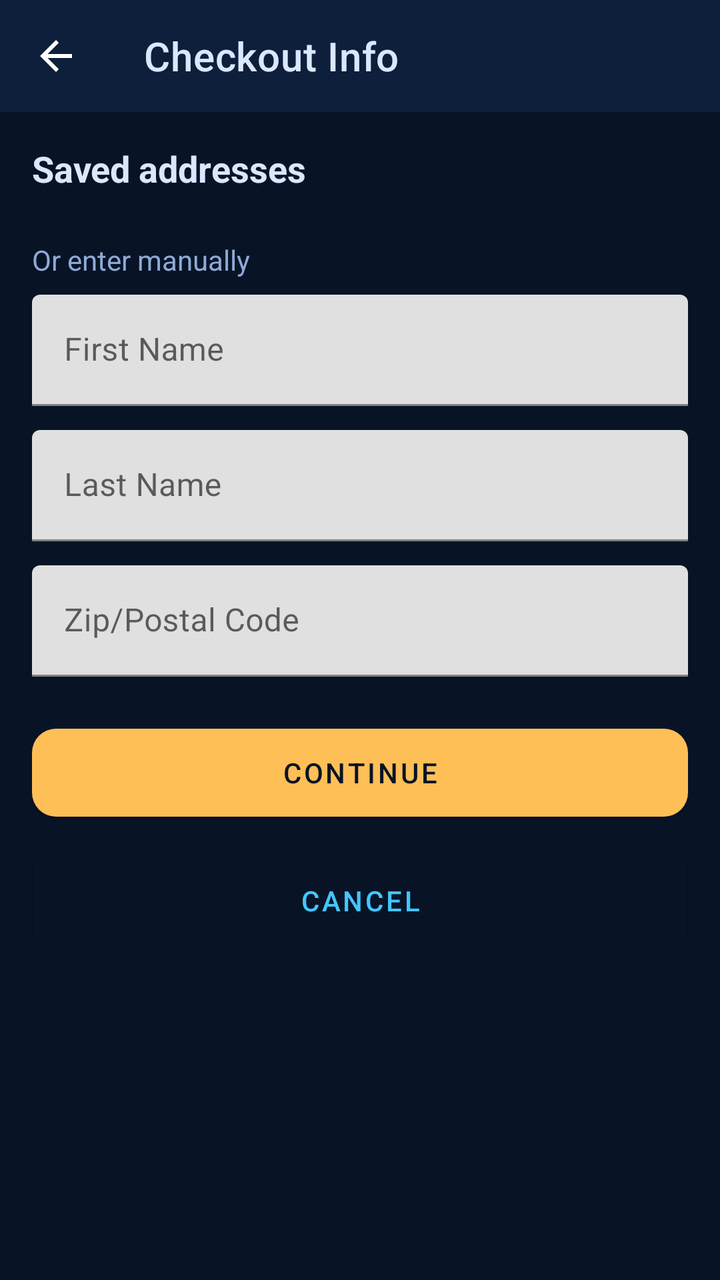
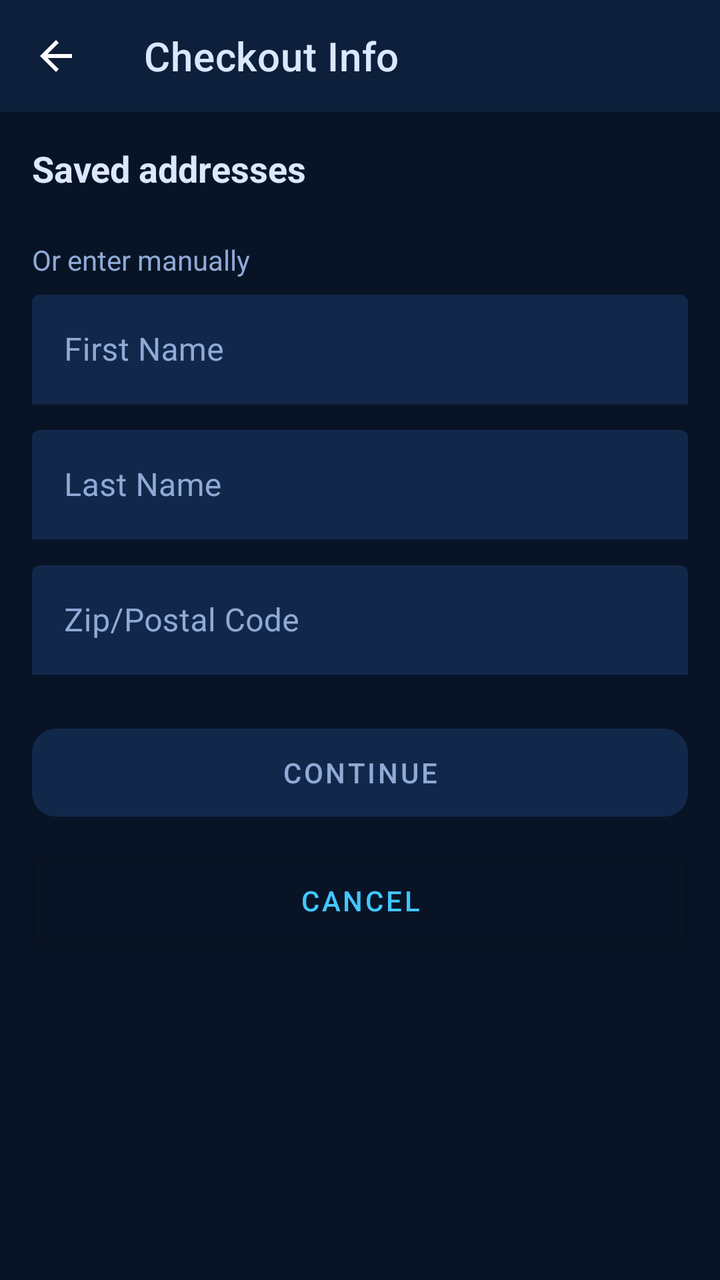

Compare the two renders of this Android layout. The source of the first and the diff that turns it into the second are given below.
<!-- AndroidManifest.xml: application theme Theme.Lebyy -->
<!-- res/layout/activity_checkout_info.xml -->
<?xml version="1.0" encoding="utf-8"?>
<ScrollView xmlns:android="http://schemas.android.com/apk/res/android"
    xmlns:app="http://schemas.android.com/apk/res-auto"
    android:layout_width="match_parent"
    android:layout_height="match_parent"
    android:background="@color/lebyy_bg"
    android:fillViewport="true">

    <LinearLayout
        android:layout_width="match_parent"
        android:layout_height="wrap_content"
        android:orientation="vertical">

        <com.google.android.material.appbar.MaterialToolbar
            android:id="@+id/toolbar"
            android:layout_width="match_parent"
            android:layout_height="?attr/actionBarSize"
            android:background="@color/lebyy_bg_2"
            android:theme="@style/ThemeOverlay.MaterialComponents.Dark.ActionBar"
            app:navigationIcon="?attr/homeAsUpIndicator"
            app:title="@string/checkout_info"
            app:titleTextColor="@color/lebyy_text" />

        <LinearLayout
            android:layout_width="match_parent"
            android:layout_height="wrap_content"
            android:orientation="vertical"
            android:padding="16dp">

            <TextView
                android:layout_width="match_parent"
                android:layout_height="wrap_content"
                android:text="@string/saved_addresses"
                android:textColor="@color/lebyy_text"
                android:textSize="18sp"
                android:textStyle="bold" />

            <LinearLayout
                android:id="@+id/savedAddressesList"
                android:layout_width="match_parent"
                android:layout_height="wrap_content"
                android:layout_marginTop="8dp"
                android:layout_marginBottom="16dp"
                android:orientation="vertical" />

            <TextView
                android:layout_width="match_parent"
                android:layout_height="wrap_content"
                android:layout_marginBottom="8dp"
                android:text="@string/or_enter_manually"
                android:textColor="@color/lebyy_muted"
                android:textSize="14sp" />

            <com.google.android.material.textfield.TextInputLayout
                android:layout_width="match_parent"
                android:layout_height="wrap_content"
                android:layout_marginBottom="12dp">

                <com.google.android.material.textfield.TextInputEditText
                    android:id="@+id/inputFirstName"
                    android:layout_width="match_parent"
                    android:layout_height="wrap_content"
                    android:contentDescription="test-First Name"
                    android:hint="@string/first_name"
                    android:inputType="textPersonName" />
            </com.google.android.material.textfield.TextInputLayout>

            <com.google.android.material.textfield.TextInputLayout
                android:layout_width="match_parent"
                android:layout_height="wrap_content"
                android:layout_marginBottom="12dp">

                <com.google.android.material.textfield.TextInputEditText
                    android:id="@+id/inputLastName"
                    android:layout_width="match_parent"
                    android:layout_height="wrap_content"
                    android:contentDescription="test-Last Name"
                    android:hint="@string/last_name"
                    android:inputType="textPersonName" />
            </com.google.android.material.textfield.TextInputLayout>

            <com.google.android.material.textfield.TextInputLayout
                android:layout_width="match_parent"
                android:layout_height="wrap_content"
                android:layout_marginBottom="20dp">

                <com.google.android.material.textfield.TextInputEditText
                    android:id="@+id/inputZip"
                    android:layout_width="match_parent"
                    android:layout_height="wrap_content"
                    android:contentDescription="test-Zip/Postal Code"
                    android:hint="@string/zip_code"
                    android:inputType="textPostalAddress" />
            </com.google.android.material.textfield.TextInputLayout>

            <com.google.android.material.button.MaterialButton
                android:id="@+id/buttonContinue"
                android:layout_width="match_parent"
                android:layout_height="56dp"
                android:contentDescription="test-CONTINUE"
                android:text="@string/continue_btn"
                android:textAllCaps="true" />

            <com.google.android.material.button.MaterialButton
                android:id="@+id/buttonCancel"
                style="@style/Widget.MaterialComponents.Button.OutlinedButton"
                android:layout_width="match_parent"
                android:layout_height="56dp"
                android:layout_marginTop="8dp"
                android:contentDescription="test-CANCEL"
                android:text="@string/cancel"
                android:textAllCaps="true" />
        </LinearLayout>
    </LinearLayout>
</ScrollView>
<!-- resources referenced by this layout -->
<resources>
  <color name="lebyy_bg">#081426</color>
  <color name="lebyy_bg_2">#0D1F3A</color>
  <color name="lebyy_muted">#90AAD6</color>
  <color name="lebyy_text">#DBE7FF</color>
  <string name="cancel">CANCEL</string>
  <string name="checkout_info">Checkout Info</string>
  <string name="continue_btn">CONTINUE</string>
  <string name="first_name">First Name</string>
  <string name="last_name">Last Name</string>
  <string name="or_enter_manually">Or enter manually</string>
  <string name="saved_addresses">Saved addresses</string>
  <string name="zip_code">Zip/Postal Code</string>
  <color name="lebyy_primary">#42C6FF</color>
  <color name="lebyy_accent">#FFBF57</color>
  <style name="Widget.Lebyy.Button" parent="Widget.MaterialComponents.Button">
          <item name="backgroundTint">@color/lebyy_accent</item>
          <item name="android:textColor">@color/lebyy_bg</item>
          <item name="cornerRadius">12dp</item>
      </style>
  <style name="ThemeOverlay.Lebyy.Dialog" parent="ThemeOverlay.MaterialComponents.MaterialAlertDialog">
          <item name="colorPrimary">@color/lebyy_primary</item>
          <item name="colorSurface">@color/white</item>
          <item name="colorOnSurface">#0F2144</item>
          <item name="android:background">@color/white</item>
          <item name="materialAlertDialogTitleTextStyle">@style/Lebyy.Dialog.Title</item>
          <item name="materialAlertDialogBodyTextStyle">@style/Lebyy.Dialog.Body</item>
          <item name="buttonBarPositiveButtonStyle">@style/Lebyy.Dialog.Button</item>
          <item name="buttonBarNegativeButtonStyle">@style/Lebyy.Dialog.Button</item>
      </style>
  <color name="white">#FFFFFF</color>
  <style name="Lebyy.Dialog.Title" parent="MaterialAlertDialog.MaterialComponents.Title.Text">
          <item name="android:textColor">#0F2144</item>
          <item name="android:textSize">18sp</item>
          <item name="android:textStyle">bold</item>
      </style>
  <style name="Lebyy.Dialog.Body" parent="MaterialAlertDialog.MaterialComponents.Body.Text">
          <item name="android:textColor">#1F3A5F</item>
          <item name="android:textSize">15sp</item>
      </style>
  <style name="Lebyy.Dialog.Button" parent="Widget.MaterialComponents.Button.TextButton.Dialog">
          <item name="android:textColor">@color/lebyy_primary_2</item>
          <item name="android:textStyle">bold</item>
      </style>
  <color name="lebyy_primary_2">#6E8BFF</color>
  <!-- unchanged entries left out for length: 1 -->
</resources>

<!-- the commit's change to res/layout/activity_checkout_info.xml (unified diff, before → after) -->
@@ -52,44 +52,50 @@
                 android:textSize="14sp" />
 
             <com.google.android.material.textfield.TextInputLayout
+                style="@style/Widget.Lebyy.TextInputLayout"
                 android:layout_width="match_parent"
                 android:layout_height="wrap_content"
-                android:layout_marginBottom="12dp">
+                android:layout_marginBottom="12dp"
+                android:hint="@string/first_name">
 
                 <com.google.android.material.textfield.TextInputEditText
                     android:id="@+id/inputFirstName"
+                    style="@style/Widget.Lebyy.TextInputEditText"
                     android:layout_width="match_parent"
                     android:layout_height="wrap_content"
                     android:contentDescription="test-First Name"
-                    android:hint="@string/first_name"
                     android:inputType="textPersonName" />
             </com.google.android.material.textfield.TextInputLayout>
 
             <com.google.android.material.textfield.TextInputLayout
+                style="@style/Widget.Lebyy.TextInputLayout"
                 android:layout_width="match_parent"
                 android:layout_height="wrap_content"
-                android:layout_marginBottom="12dp">
+                android:layout_marginBottom="12dp"
+                android:hint="@string/last_name">
 
                 <com.google.android.material.textfield.TextInputEditText
                     android:id="@+id/inputLastName"
+                    style="@style/Widget.Lebyy.TextInputEditText"
                     android:layout_width="match_parent"
                     android:layout_height="wrap_content"
                     android:contentDescription="test-Last Name"
-                    android:hint="@string/last_name"
                     android:inputType="textPersonName" />
             </com.google.android.material.textfield.TextInputLayout>
 
             <com.google.android.material.textfield.TextInputLayout
+                style="@style/Widget.Lebyy.TextInputLayout"
                 android:layout_width="match_parent"
                 android:layout_height="wrap_content"
-                android:layout_marginBottom="20dp">
+                android:layout_marginBottom="20dp"
+                android:hint="@string/zip_code">
 
                 <com.google.android.material.textfield.TextInputEditText
                     android:id="@+id/inputZip"
+                    style="@style/Widget.Lebyy.TextInputEditText"
                     android:layout_width="match_parent"
                     android:layout_height="wrap_content"
                     android:contentDescription="test-Zip/Postal Code"
-                    android:hint="@string/zip_code"
                     android:inputType="textPostalAddress" />
             </com.google.android.material.textfield.TextInputLayout>
 
@@ -98,8 +104,12 @@
                 android:layout_width="match_parent"
                 android:layout_height="56dp"
                 android:contentDescription="test-CONTINUE"
+                android:enabled="false"
                 android:text="@string/continue_btn"
-                android:textAllCaps="true" />
+                android:textAllCaps="true"
+                android:textColor="@color/lebyy_muted"
+                app:backgroundTint="@color/lebyy_surface"
+                app:cornerRadius="12dp" />
 
             <com.google.android.material.button.MaterialButton
                 android:id="@+id/buttonCancel"
<!-- resource entries referenced after the edit -->
@@ -3,6 +3,7 @@
   <color name="lebyy_bg">#081426</color>
   <color name="lebyy_bg_2">#0D1F3A</color>
   <color name="lebyy_muted">#90AAD6</color>
+  <color name="lebyy_surface">#12284B</color>
   <color name="lebyy_text">#DBE7FF</color>
   <string name="cancel">CANCEL</string>
   <string name="checkout_info">Checkout Info</string>
@@ -12,6 +13,17 @@
   <string name="or_enter_manually">Or enter manually</string>
   <string name="saved_addresses">Saved addresses</string>
   <string name="zip_code">Zip/Postal Code</string>
+  <style name="Widget.Lebyy.TextInputEditText" parent="Widget.MaterialComponents.TextInputEditText.FilledBox">
+          <item name="android:textColor">@color/lebyy_text</item>
+          <item name="android:textColorHint">@color/lebyy_muted</item>
+      </style>
+  <style name="Widget.Lebyy.TextInputLayout" parent="Widget.MaterialComponents.TextInputLayout.FilledBox">
+          <item name="boxBackgroundColor">@color/lebyy_surface</item>
+          <item name="boxStrokeColor">@color/lebyy_primary</item>
+          <item name="hintTextColor">@color/lebyy_primary</item>
+          <item name="android:textColorHint">@color/lebyy_muted</item>
+          <item name="placeholderTextColor">@color/lebyy_muted</item>
+      </style>
   <color name="lebyy_primary">#42C6FF</color>
   <color name="lebyy_accent">#FFBF57</color>
   <style name="Widget.Lebyy.Button" parent="Widget.MaterialComponents.Button">
